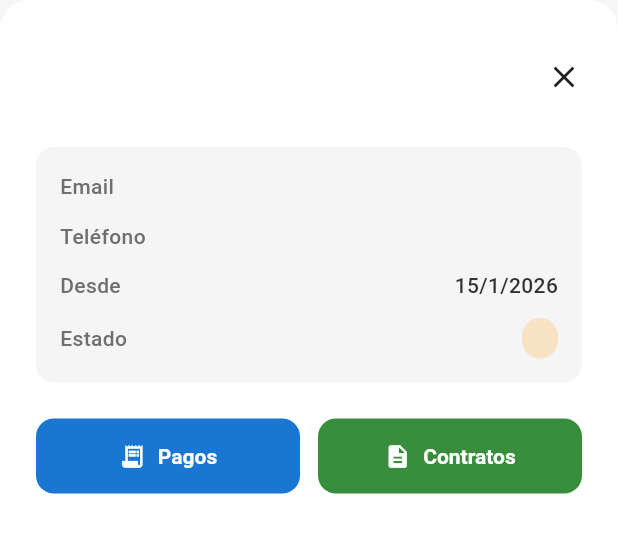
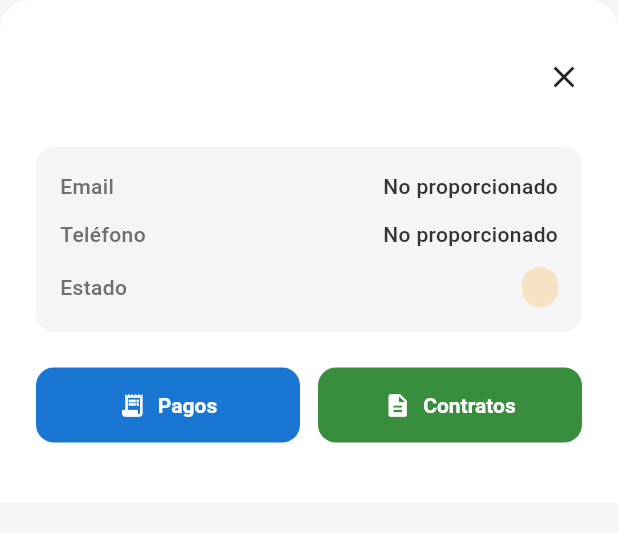
Before and after one commit to mauriciomartinezm/martinez, a Flutter app: the TenantDetailBottomSheet widget shown alone on an empty page, opened directly with empty values, on a phone screen of 412 x 824 dp. Shown: the top 533 px of the screen. Run offline on Flutter 3.47's test engine with Material 3 defaults, Android fonts, the phone set to English and light mode, and no system bars; network calls fail.

Commit message:
info en card de arrendatario

```diff
--- a/Frontend/lib/features/tenants/screens/tenants_screen.dart
+++ b/Frontend/lib/features/tenants/screens/tenants_screen.dart
@@ -311,7 +311,7 @@ class _TenantCard extends StatelessWidget {
                   const SizedBox(width: 8),
                   Expanded(
                     child: Text(
-                      tenant.email,
+                      tenant.email.isEmpty ? 'No proporcionado' : tenant.email,
                       style: const TextStyle(
                         fontSize: 12,
                         color: Color(0xFF6F6F6F),
@@ -328,7 +328,7 @@ class _TenantCard extends StatelessWidget {
                       size: 16, color: Color(0xFF6F6F6F)),
                   const SizedBox(width: 8),
                   Text(
-                    tenant.telefono,
+                    tenant.telefono.isEmpty ? 'No proporcionado' : tenant.telefono,
                     style: const TextStyle(
                       fontSize: 12,
                       color: Color(0xFF6F6F6F),
--- a/Frontend/lib/features/tenants/widgets/tenant_detail_bottom_sheet.dart
+++ b/Frontend/lib/features/tenants/widgets/tenant_detail_bottom_sheet.dart
@@ -68,11 +68,9 @@ class TenantDetailBottomSheet extends StatelessWidget {
               child: Column(
                 crossAxisAlignment: CrossAxisAlignment.start,
                 children: [
-                  _infoRow('Email', tenant.email),
+                  _infoRow('Email', tenant.email.isEmpty ? 'No proporcionado' : tenant.email),
                   const SizedBox(height: 12),
-                  _infoRow('Teléfono', tenant.telefono),
-                  const SizedBox(height: 12),
-                  _infoRow('Desde', _formatDate(tenant.fechaInicio)),
+                  _infoRow('Teléfono', tenant.telefono.isEmpty ? 'No proporcionado' : tenant.telefono),
                   const SizedBox(height: 12),
                   _infoRow(
                     'Estado',
```
